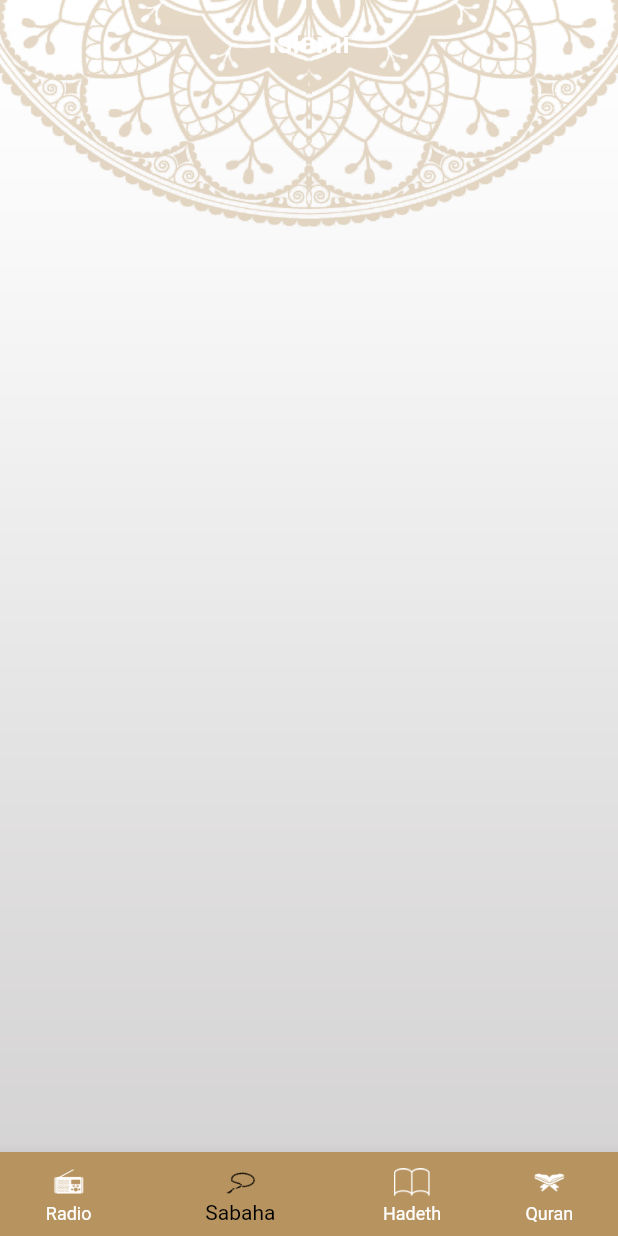
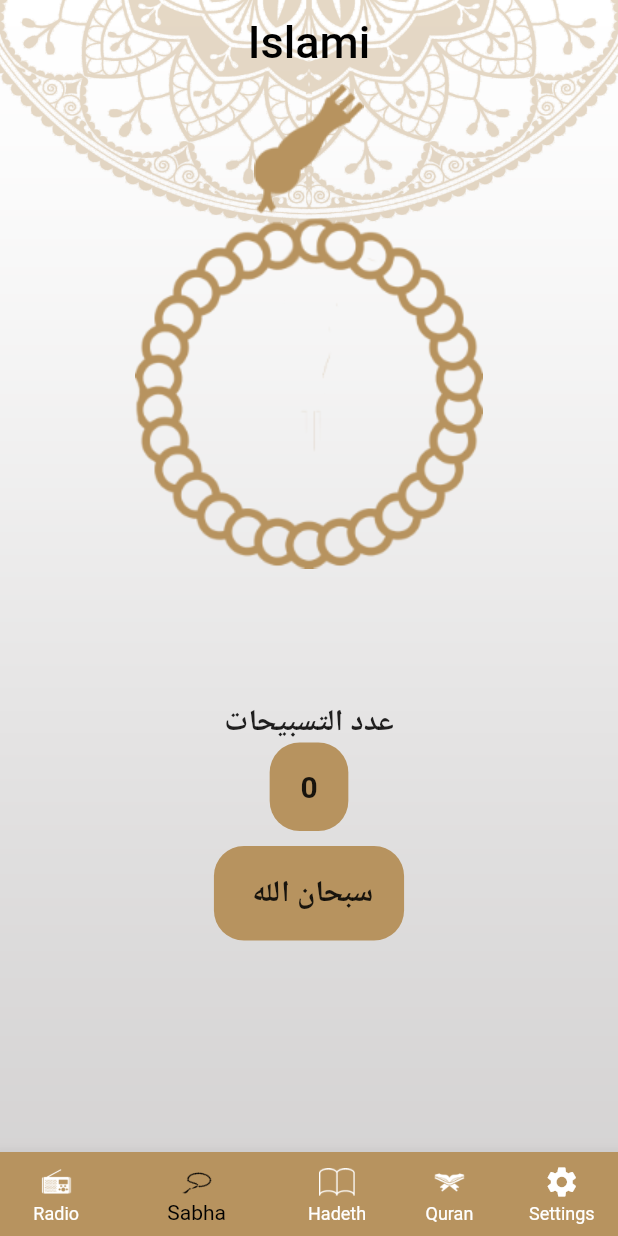
Before and after one commit to ahmedmohsen087/islami, a Flutter app: the screen it shows after launch, item 2 of the bottom bar chosen, on a phone screen of 412 x 824 dp. Run offline on Flutter 3.47's test engine with Material 2 defaults, Android fonts, the phone set to English and light mode, and no system bars; generated files the repository leaves out were written again.

Commit message:
add sabaha screen

```diff
--- /dev/null
+++ b/l10n.yaml
@@ -0,0 +1,3 @@
+arb-dir: lib/l10n
+template-arb-file: app_en.arb
+output-localization-file: app_localizations.dart
--- a/lib/home/hadeth/hadeth_deatils.dart
+++ b/lib/home/hadeth/hadeth_deatils.dart
@@ -37,7 +37,7 @@ class _HadethDeatilsState extends State<HadethDeatils> {
               child: Text(
                 args.content,
                 textDirection: TextDirection.rtl,
-                style: Theme.of(context).textTheme.headline1,
+                style: Theme.of(context).textTheme.headline5,
               )
             ),
           ),
--- a/lib/home/home_screen.dart
+++ b/lib/home/home_screen.dart
@@ -3,6 +3,8 @@ import 'package:islami/home/hadeth/hadeth_tab.dart';
 import 'package:islami/home/quran/quran_tab.dart';
 import 'package:islami/home/radio/radio_tab.dart';
 import 'package:islami/home/sabaha/sabaha_tab.dart';
+import 'package:flutter_gen/gen_l10n/app_localizations.dart';
+import 'package:islami/home/settings/settings_tab.dart';
 
 
 class HomeScreen extends StatefulWidget {
@@ -24,7 +26,7 @@ int SelectedTabIcons = 0 ;
       child: Scaffold(
         appBar: AppBar(
           centerTitle: true,
-          title: Text('Islami',
+          title: Text(AppLocalizations.of(context)!.app_title,
           ),
         ),
         bottomNavigationBar:Theme(
@@ -41,16 +43,18 @@ int SelectedTabIcons = 0 ;
             items: [
               BottomNavigationBarItem(icon:ImageIcon(AssetImage
                 ('assets/images/radio.png'),) ,
-                  label:'Radio' ),
+                  label:AppLocalizations.of(context)!.radio_title ),
               BottomNavigationBarItem(icon:ImageIcon(AssetImage
                 ('assets/images/sebha_blue.png')) ,
-                  label:'Sabaha' ),
+                  label:AppLocalizations.of(context)!.saabha_title ),
               BottomNavigationBarItem(icon:ImageIcon(AssetImage
                 ('assets/images/Group 6.png')) ,
-                  label:'Hadeth' ),
+                  label:AppLocalizations.of(context)!.hadeth_title ),
               BottomNavigationBarItem(icon:ImageIcon(AssetImage
                 ('assets/images/moshaf_blue.png')) ,
-                  label:'Quran' ),
+                  label:AppLocalizations.of(context)!.quran_title ),
+              BottomNavigationBarItem(icon:Icon(Icons.settings) ,
+                  label:AppLocalizations.of(context)!.settings_title ),
             ],
           ),
         ),
@@ -58,5 +62,5 @@ int SelectedTabIcons = 0 ;
       ),
     );
   }
-  List<Widget> Tabs = [RadioTab(),SabahaTab(),HadethTab(),QuranTab()];
+  List<Widget> Tabs = [RadioTab(),SabahaTab(),HadethTab(),QuranTab(),SettingsTab()];
 }
--- /dev/null
+++ b/lib/home/providers/settings_provider.dart
@@ -0,0 +1,24 @@
+import 'package:flutter/material.dart';
+
+class SettingsProvider extends ChangeNotifier {
+  String CurrentLangue = 'en';
+  ThemeMode CurrentTheme = ThemeMode.light;
+
+  void ChangeThme(ThemeMode newTheme){
+    if(CurrentTheme==newTheme){
+      return;
+    }
+    CurrentTheme=newTheme;
+    notifyListeners();
+  }
+
+
+  void ChangeLangue (String newLangue){
+    if (CurrentLangue==newLangue){
+      return;
+    }
+    CurrentLangue = newLangue ;
+    notifyListeners();
+
+  }
+}
--- a/lib/home/quran/verse_widget.dart
+++ b/lib/home/quran/verse_widget.dart
@@ -11,7 +11,9 @@ class VerseWidget extends StatelessWidget {
     return Container(
         padding: EdgeInsets.symmetric(vertical: 8),
         alignment: Alignment.center,
-        child: Text('$content {${index+1}}',
+        child: Text('$content {${index+1}},',
+          textAlign: TextAlign.center,
+          textDirection: TextDirection.rtl,
           style: Theme.of(context).textTheme.bodyText1,));
   }
 }
--- a/lib/home/sabaha/sabaha_tab.dart
+++ b/lib/home/sabaha/sabaha_tab.dart
@@ -1,9 +1,87 @@
 import 'package:flutter/material.dart';
 
-class SabahaTab extends StatelessWidget {
+class SabahaTab extends StatefulWidget {
+
+  @override
+  State<SabahaTab> createState() => _SabahaTabState();
+}
+
+class _SabahaTabState extends State<SabahaTab> {
+  int counter = 0 ;
+  int index = 0 ;
+  double angle =0 ;
+  List <String> tasbeh = [
+    'سبحان الله',
+    'الحمد لله',
+    'الله أكبر',
+    'لا إله إلا الله',
+    'الحمد لله',];
 
   @override
   Widget build(BuildContext context) {
-    return Container();
+    return Column(
+      children: [
+        Stack(
+          alignment: Alignment.topCenter,
+          children: [
+            Image.asset('assets/images/head_sebha_logo.png'),
+            InkWell(
+              onTap: onTsbaehTab,
+              child: Container(
+                width: double.infinity,
+                height: MediaQuery.of(context).size.height*.5,
+                padding:  EdgeInsets.all(MediaQuery.of(context).size.height*.09),
+                child: Transform.rotate(
+                   angle: angle,
+                    child: Image.asset('assets/images/body_sebha_logo.png')),
+              ),
+            ),
+          ],
+        ),
+        Text('عدد التسبيحات',
+        style: TextStyle(fontSize: 20,fontWeight: FontWeight.w600),
+        textAlign: TextAlign.center),
+        Container(
+          padding: EdgeInsets.all(18),
+          decoration: BoxDecoration(
+            color: Color(0xffB7935F),
+            borderRadius: BorderRadius.circular(20),
+          ),
+          child:Text('$counter ',
+            style: TextStyle(fontSize: 20,fontWeight: FontWeight.bold),
+            textAlign: TextAlign.center),
+
+        ),
+        SizedBox(height: 10,),
+        Container(
+          padding: EdgeInsets.all(18),
+          decoration: BoxDecoration(
+            color: Color(0xffB7935F),
+            borderRadius: BorderRadius.circular(20),
+          ),
+          child:Text(' ${tasbeh[index]} ',
+            style: TextStyle(fontSize: 20,fontWeight: FontWeight.bold),
+            textAlign: TextAlign.center),
+
+        ),
+        SizedBox(height: 10,)
+
+      ],
+
+    );
   }
+
+  void onTsbaehTab (){
+    counter++;
+    if (counter==33){
+      index++;
+      counter=0;
+    }
+    if(index==tasbeh.length){
+      index=0;
+    }
+    angle+= 1/33;
+setState(() {
+
+});  }
 }
--- a/lib/main.dart
+++ b/lib/main.dart
@@ -1,18 +1,29 @@
 import 'package:flutter/material.dart';
 import 'package:islami/home/hadeth/hadeth_deatils.dart';
 import 'package:islami/home/home_screen.dart';
+import 'package:islami/home/providers/settings_provider.dart';
 import 'package:islami/home/quran/sura_deatils.dart';
 import 'package:islami/my_theme.dart';
+import 'package:flutter_localizations/flutter_localizations.dart';
+import 'package:flutter_gen/gen_l10n/app_localizations.dart';
+import 'package:provider/provider.dart';
 
 void main (){
-  runApp(MyApp());
+  runApp(ChangeNotifierProvider<SettingsProvider>(
+    create: (BuildContext){
+      return SettingsProvider();
+    },
+      child: MyApp()
+  ));
 }
 class MyApp extends StatelessWidget {
 
   @override
   Widget build(BuildContext context) {
+    var seetingProvider = Provider.of<SettingsProvider>(context);
     return MaterialApp(
       theme:MyTheme.LightTheme,
+      themeMode: seetingProvider.CurrentTheme,
       initialRoute: HomeScreen.routeName,
       routes: {
         HomeScreen.routeName:(_) =>HomeScreen(),
@@ -20,6 +31,18 @@ class MyApp extends StatelessWidget {
         HadethDeatils.routeName:(_) => HadethDeatils(),
 
       },
+      localizationsDelegates: [
+        AppLocalizations.delegate,
+        GlobalMaterialLocalizations.delegate,
+        GlobalWidgetsLocalizations.delegate,
+        GlobalCupertinoLocalizations.delegate,
+      ],
+      supportedLocales: [
+        Locale('en'),
+        Locale('ar'),
+
+      ],
+      locale: Locale(seetingProvider.CurrentLangue),
     );
   }
 }
--- a/lib/my_theme.dart
+++ b/lib/my_theme.dart
@@ -11,6 +11,12 @@ class MyTheme {
       ),
         elevation: 0,
         backgroundColor: Colors.transparent,
+        titleTextStyle: TextStyle(
+            color: Colors.black,
+            fontSize: 30
+            ,fontWeight: FontWeight.w500
+        )
+    ),
       textTheme: TextTheme(
           bodyText1: TextStyle(
               color: Colors.black,
@@ -29,12 +35,7 @@ class MyTheme {
               fontSize: 20
           )
       ),
-        titleTextStyle: TextStyle(
-            color: Colors.black,
-            fontSize: 30
-            ,fontWeight: FontWeight.w500
-        )
-    ),
+
       bottomNavigationBarTheme: BottomNavigationBarThemeData(
       showUnselectedLabels: true,
       selectedItemColor: Colors.black,
```
Also changed, not shown: lib/home/settings/language_bottom_sheet.dart (added, +64 -0 lines), lib/home/settings/settings_tab.dart (added, +77 -0 lines), lib/home/settings/theme_bottom_sheet.dart (added, +64 -0 lines), lib/l10n/app_ar.arb (added, +13 -0 lines), lib/l10n/app_en.arb (added, +12 -0 lines), pubspec.yaml (+8 -0 lines), assets/images/body_sebha_logo.png (added), assets/images/head_sebha_logo.png (added), pubspec.lock, 1 other file. Lines whose indentation alone changed are shown as unchanged.
